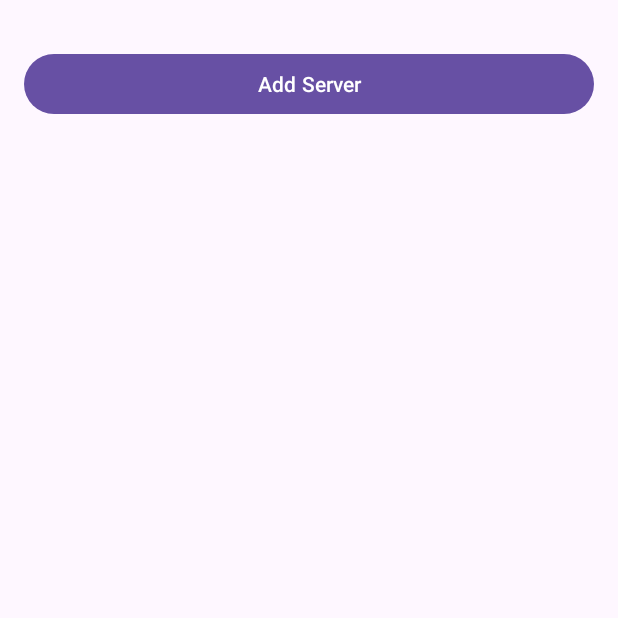
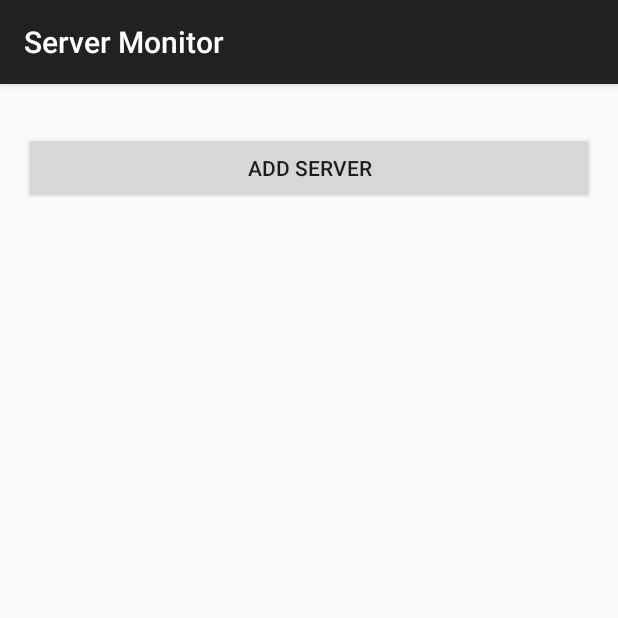
Before and after one commit to jarvisluke/Server-Monitor, an Android app: the screen it shows after launch (MainActivity), on a phone screen of 412 x 824 dp, the top half of it. Run offline under Robolectric (Android 15) with nearby library versions, the phone set to English and light mode, and no system bars.

Commit message:
Update themes.xml

```diff
--- a/app/src/main/res/values/themes.xml
+++ b/app/src/main/res/values/themes.xml
@@ -1,32 +1,6 @@
-<!--<resources xmlns:tools="http://schemas.android.com/tools">-->
-<!--    <style name="Theme.ServerM" parent="Theme.AppCompat.DayNight.DarkActionBar">-->
-<!--        <item name="android:textColor">@color/white</item>-->
-<!--    </style>-->
-
-<!--    <style name="serverList">-->
-<!--        <item name="android:textSize">26sp</item>-->
-<!--        <item name="android:padding">8dp</item>-->
-<!--    </style>-->
-
-<!--    <style name="serverID">-->
-<!--        <item name="android:textSize">40sp</item>-->
-<!--        <item name="android:textStyle">bold</item>-->
-<!--        <item name="android:paddingLeft">30dp</item>-->
-<!--        <item name="android:paddingRight">30dp</item>-->
-<!--    </style>-->
-
-<!--    <style name="serverInfo">-->
-<!--        <item name="android:textSize">30sp</item>-->
-<!--        <item name="android:padding">30dp</item>-->
-<!--    </style>-->
-<!--</resources>-->
-
 <resources xmlns:tools="http://schemas.android.com/tools">
-    <!-- Base application theme. -->
-    <style name="Base.Theme.ServerMonitor" parent="Theme.Material3.DayNight.NoActionBar">
-        <!-- Customize your light theme here. -->
-        <!-- <item name="colorPrimary">@color/my_light_primary</item> -->
+    <style
+        name="Theme.ServerMonitor"
+        parent="Theme.AppCompat.DayNight.DarkActionBar">
     </style>
-
-    <style name="Theme.ServerMonitor" parent="Base.Theme.ServerMonitor" />
 </resources>
```
